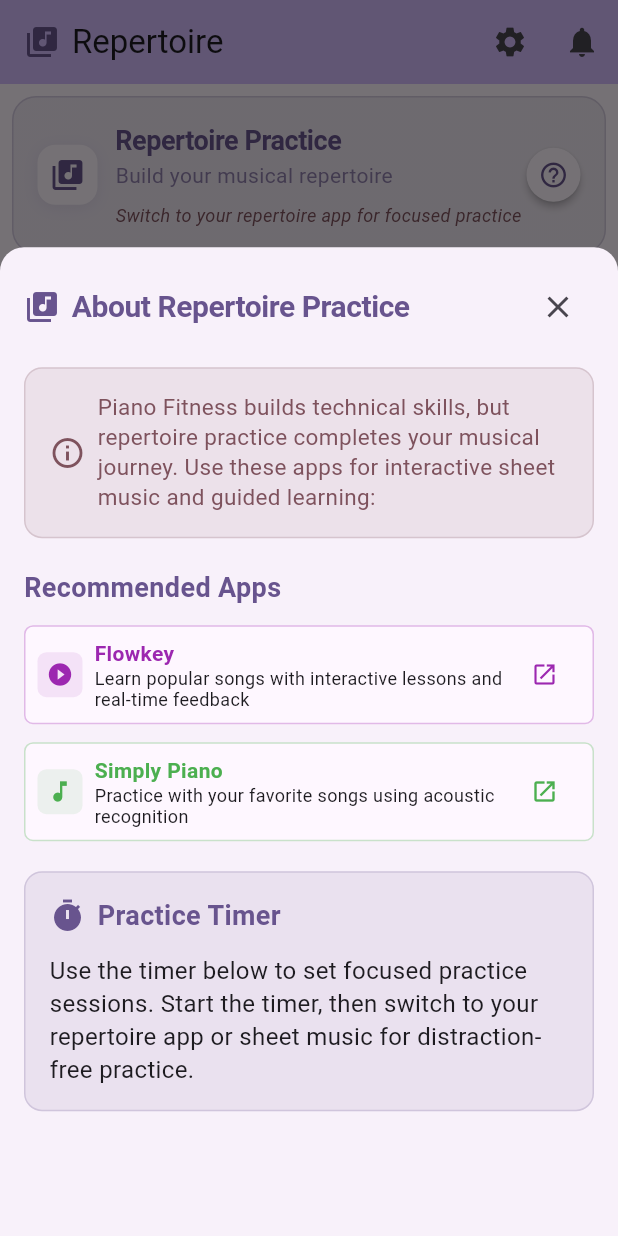
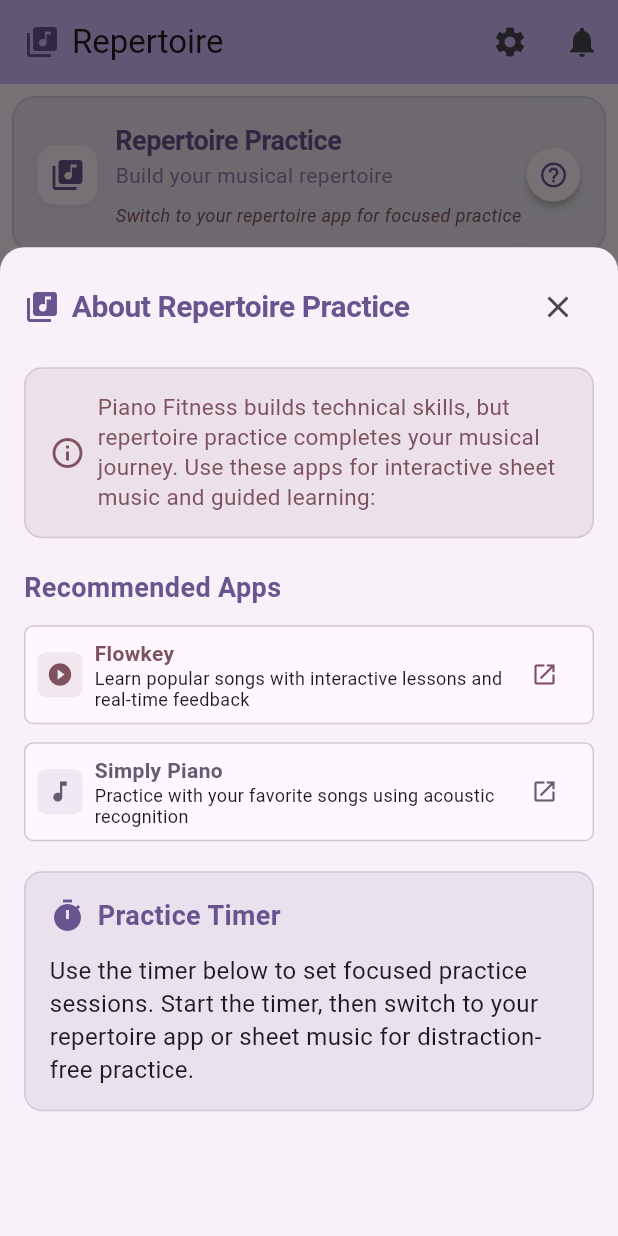
Before and after one commit to PianoFitness/app, a Flutter app: the screen it shows after launch, item 4 of the bottom bar chosen, after a tap on the "help outline" icon, on a phone screen of 412 x 824 dp. Run offline on Flutter 3.47's test engine with Material 3 defaults, Android fonts, the phone set to English and light mode, and no system bars; our stand-ins replace audioplayers, device_info_plus, flutter_local_notifications, shared_preferences, timezone; missing offline and left inert: flutter_midi_command, piano.

Commit message:
refactor(theme): update RepertoirePage to use theme colors for app recommendations

```diff
--- a/lib/features/repertoire/repertoire_page.dart
+++ b/lib/features/repertoire/repertoire_page.dart
@@ -338,7 +338,7 @@ class _RepertoirePageState extends State<RepertoirePage> {
                                 "Learn popular songs with interactive lessons and real-time feedback",
                             url: "https://www.flowkey.com",
                             icon: Icons.play_circle_filled,
-                            color: Colors.purple,
+                            color: Theme.of(context).colorScheme.tertiary,
                           ),
                           const SizedBox(height: 12),
 
@@ -348,7 +348,7 @@ class _RepertoirePageState extends State<RepertoirePage> {
                                 "Practice with your favorite songs using acoustic recognition",
                             url: "https://www.joytunes.com/simply-piano",
                             icon: Icons.music_note,
-                            color: Colors.green,
+                            color: Theme.of(context).colorScheme.secondary,
                           ),
                           const SizedBox(height: 20),
 
```
